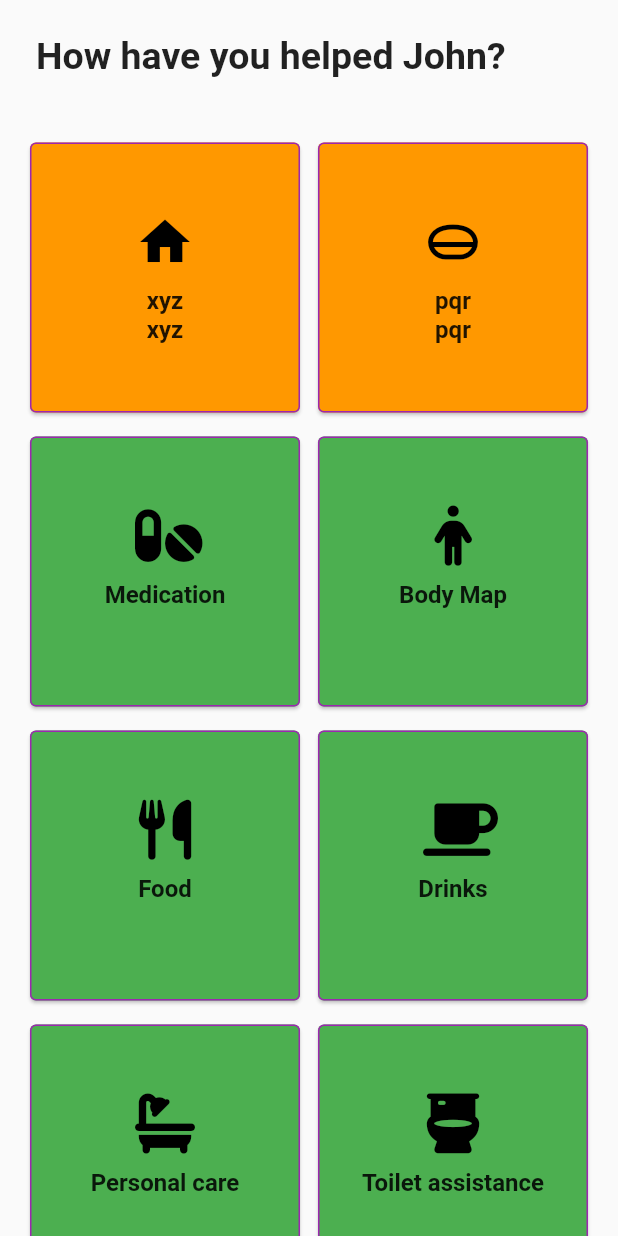
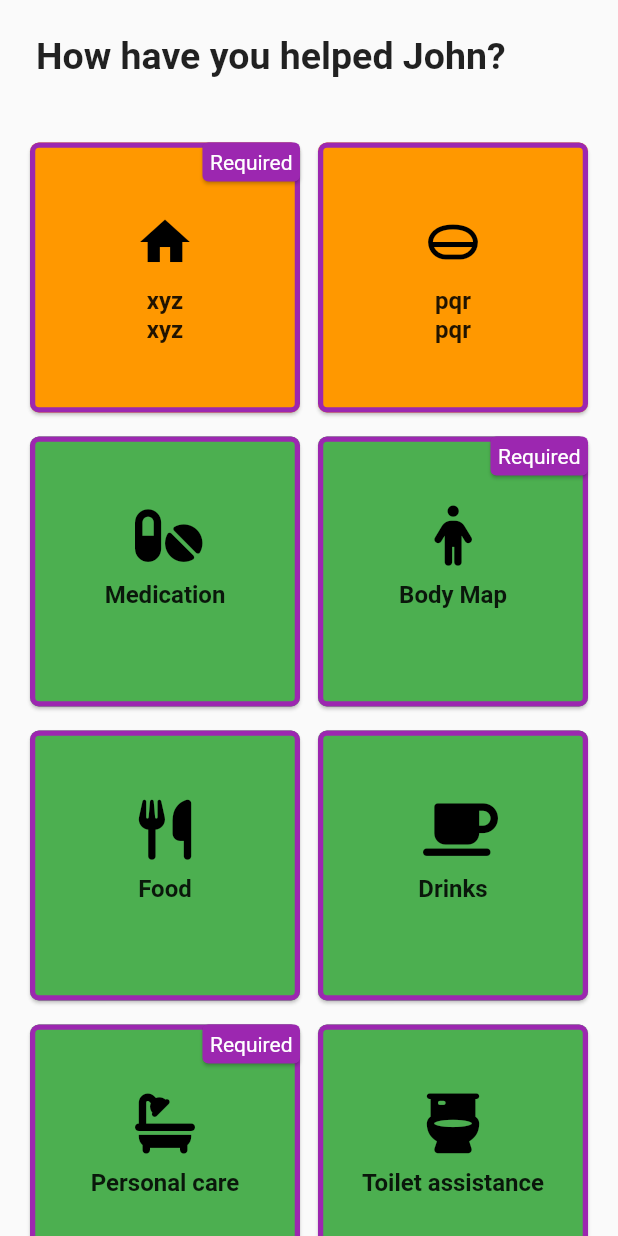
Before and after one commit to Sujithraj22/domiciliary_care, a Flutter app: the screen it shows after launch, on a phone screen of 412 x 824 dp. Run offline on Flutter 3.47's test engine with Material 2 defaults, Android fonts, the phone set to English and light mode, and no system bars; our stand-ins replace font_awesome_flutter; Roboto replaces fonts that are missing (Poppins).

Commit message:
required function

```diff
--- a/lib/screens/visiting_screen.dart
+++ b/lib/screens/visiting_screen.dart
@@ -11,7 +11,7 @@ Color iconColor3 = Colors.grey;
 Color iconColor4 = Colors.grey;
 Color iconColor5 = Colors.grey;
 
-Color cardColor = Colors.green;
+
 // Color colorMedication = Colors.green;
 // Color colorBodyMap = Colors.green;
 // Color colorFood = Colors.green;
@@ -26,9 +26,8 @@ Color cardColor = Colors.green;
 // Color colorHouseholdChores = Colors.green;
 // Color colorUnableToDeliverCare = Colors.green;
 
-
+//bool requiredBool = true;
 class VisitingScreen extends StatefulWidget {
-
   VisitingScreen({
     Key? key,
   }) : super(key: key);
@@ -39,15 +38,19 @@ class VisitingScreen extends StatefulWidget {
 
 class _VisitingScreenState extends State<VisitingScreen> {
   Color cardColora = Colors.yellow;
+  Color cardColor = Colors.green;
 
   int selectedValue = 0;
   String msg = '';
 
-  GestureDetector cardFunction(BuildContext context,
-      {required String text1,
+  GestureDetector cardFunction(
+    BuildContext context, {
+    required String text1,
     required String text2,
     required Color cardColor,
-      required IconData iconWork}) {
+    required IconData iconWork,
+    required requiredBool,
+  }) {
     //String text1 = 'demo';
     // text2 = '';
     // Color cardColor = Colors.green;
@@ -67,12 +70,15 @@ class _VisitingScreenState extends State<VisitingScreen> {
           //cardColora = data;
         });
       },
-      child: Card(
+      child: Stack(
+        alignment: AlignmentDirectional.topEnd,
+        children: [
+          Card(
             //change to colorMedication for changing color
             color: cardColor,
             shape: OutlineInputBorder(
-          borderRadius: BorderRadius.all(Radius.circular(4)),
-          borderSide: BorderSide(color: Colors.purple),
+              borderRadius: BorderRadius.all(Radius.circular(6)),
+              borderSide: BorderSide(color: Colors.purple, width: 3.5),
             ),
             //color: cardFunction(),
             child: Center(
@@ -93,6 +99,25 @@ class _VisitingScreenState extends State<VisitingScreen> {
                           fontWeight: FontWeight.bold,
                         ))
                   ]),
+            ),
+          ),
+          requiredCard(requiredBool: requiredBool),
+        ],
+      ),
+    );
+  }
+
+  // required label function
+  Visibility requiredCard({required requiredBool}) {
+    return Visibility(
+      visible: requiredBool,
+      child: Card(
+        color: Colors.purple,
+        child: Padding(
+          padding: const EdgeInsets.all(5),
+          child: Text('Required', style: TextStyle(
+            color: Colors.white,
+          ),),
         ),
       ),
     );
@@ -129,91 +154,108 @@ class _VisitingScreenState extends State<VisitingScreen> {
                   crossAxisSpacing: 4.0,
                   mainAxisSpacing: 8.0,
                   children: [
-                    cardFunction(context,
+                    cardFunction(
+                      context,
+                      requiredBool: true,
                       text1: 'xyz',
                       text2: 'xyz',
                       cardColor: Colors.orange,
-                        iconWork: Icons.home),
+                      iconWork: Icons.home,
+                    ),
 
                     cardFunction(context,
+                        requiredBool: false,
                         text1: 'pqr',
                         text2: 'pqr',
                         cardColor: Colors.orange,
                         iconWork: Icons.home_mini),
                     //title: 'Medication', icon: FontAwesomeIcons.pills, color: colorMedication
                     cardFunction(context,
+                        requiredBool: false,
                         text1: 'Medication',
                         text2: '',
                         cardColor: cardColor,
                         iconWork: FontAwesomeIcons.pills),
                     //title: 'Body Map', icon: FontAwesomeIcons.person, color: colorBodyMap
                     cardFunction(context,
+                        requiredBool: true,
                         text1: 'Body Map',
                         text2: '',
                         cardColor: cardColor,
                         iconWork: FontAwesomeIcons.person),
                     //title: 'Food', icon: FontAwesomeIcons.utensils, color: colorFood
                     cardFunction(context,
+                        requiredBool: false,
                         text1: 'Food',
                         text2: '',
                         cardColor: cardColor,
                         iconWork: FontAwesomeIcons.utensils),
                     //title: 'Drinks', icon: FontAwesomeIcons.mugSaucer,color: colorDrinks
                     cardFunction(context,
+                        requiredBool: false,
                         text1: 'Drinks',
                         text2: '',
                         cardColor: cardColor,
                         iconWork: FontAwesomeIcons.mugSaucer),
                     //title: 'Personal care', icon: FontAwesomeIcons.bath,color: colorPersonalCare
                     cardFunction(context,
+                        requiredBool: true,
                         text1: 'Personal care',
                         text2: '',
                         cardColor: cardColor,
                         iconWork: FontAwesomeIcons.bath),
                     //title: 'Toilet assistance', icon: FontAwesomeIcons.toilet,color: colorToliletAssistance
                     cardFunction(context,
+                        requiredBool: false,
                         text1: 'Toilet assistance',
                         text2: '',
                         cardColor: cardColor,
                         iconWork: FontAwesomeIcons.toilet),
                     //title: 'Repositioning', icon: FontAwesomeIcons.bed,color: colorRepositioning
                     cardFunction(context,
+                        requiredBool: false,
                         text1: 'Repositioning',
                         text2: '',
                         cardColor: cardColor,
                         iconWork: FontAwesomeIcons.bed),
                     //title: 'Companionship / respite care', icon: FontAwesomeIcons.peopleGroup,color: colorCompanionship
                     cardFunction(context,
+                        requiredBool: false,
                         text1: 'Companionship /',
-                        text2: 'respite care',
+                        text2: ' respite care',
                         cardColor: cardColor,
                         iconWork: FontAwesomeIcons.peopleGroup),
                     //title: 'Laundry', icon: Icons.local_laundry_service_rounded,color: colorLaundry
                     cardFunction(context,
+                        requiredBool: false,
                         text1: 'Laundry',
                         text2: '',
                         cardColor: cardColor,
                         iconWork: Icons.local_laundry_service_rounded),
                     //title: 'Groceries', icon: FontAwesomeIcons.cartShopping,color: colorGroceries
                     cardFunction(context,
+                        requiredBool: false,
                         text1: 'Groceries',
                         text2: '',
                         cardColor: cardColor,
                         iconWork: FontAwesomeIcons.cartShopping),
                     //title: 'Housework', icon: FontAwesomeIcons.broom,color: colorHousework
                     cardFunction(context,
+                        requiredBool: false,
                         text1: 'Housework',
                         text2: '',
                         cardColor: cardColor,
                         iconWork: FontAwesomeIcons.broom),
                     //title: 'Household chores', icon: FontAwesomeIcons.screwdriverWrench,color: colorHouseholdChores
                     cardFunction(context,
+                        requiredBool: false,
                         text1: 'Household chores',
                         text2: '',
                         cardColor: cardColor,
                         iconWork: FontAwesomeIcons.screwdriverWrench),
                     //title: 'Unable to deliver care', icon: FontAwesomeIcons.ban,color: colorUnableToDeliverCare
                     cardFunction(context,
+                        requiredBool: false,
                         text1: 'Unable to deliver care',
                         text2: '',
                         cardColor: cardColor,
```
Lines whose indentation alone changed are shown as unchanged.
